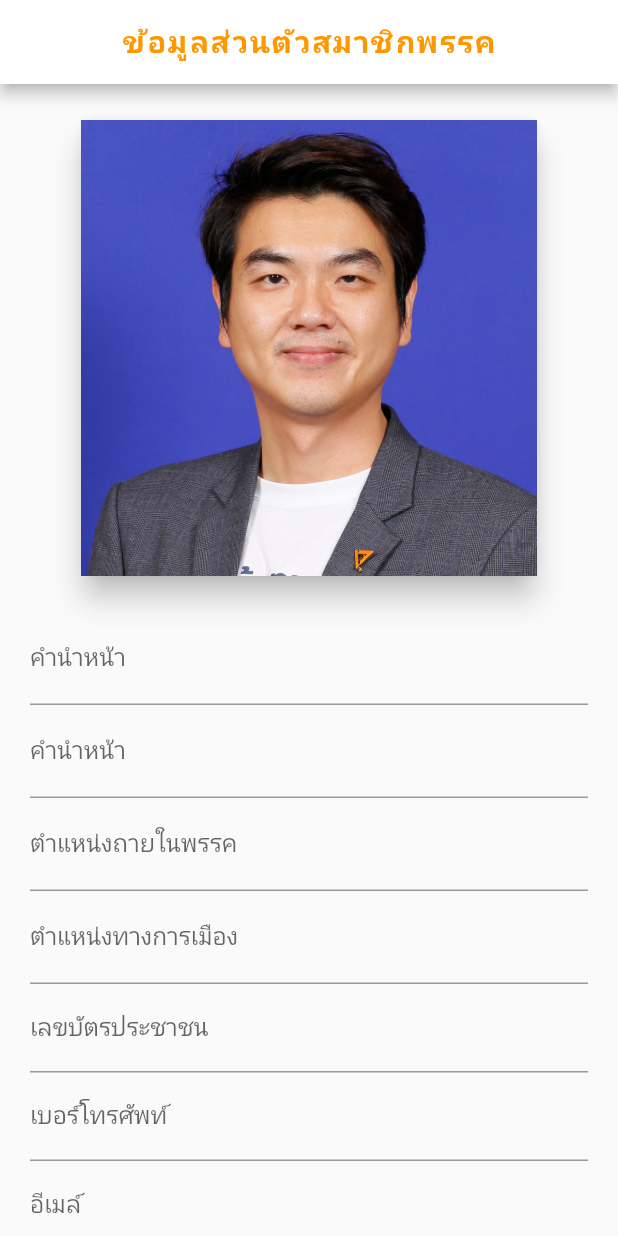
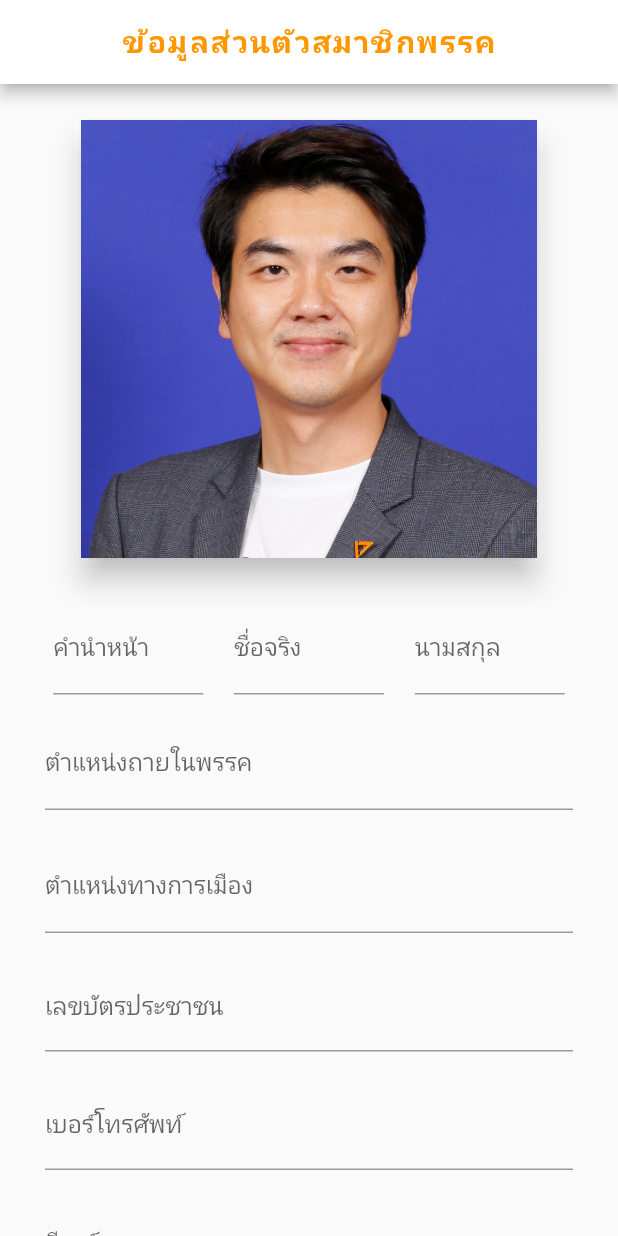
Before and after one commit to demonza10/partyapp, a Flutter app: the screen it shows after launch, on a phone screen of 412 x 824 dp. Run offline on Flutter 3.47's test engine with Material 2 defaults, Android fonts, the phone set to English and light mode, and no system bars.

Commit message:
proflie2

```diff
--- a/lib/profile/screen/proflie_screen.dart
+++ b/lib/profile/screen/proflie_screen.dart
@@ -23,7 +23,7 @@ class Profile extends StatelessWidget {
       body: ListView(children: <Widget>[
         ImageProfile(),
         NameUser(),
-        QrCode(),
+        Container(child: QrCode()),
         ButtonEdit(),
       ]),
     );
--- a/lib/profile/widgets/button.dart
+++ b/lib/profile/widgets/button.dart
@@ -6,6 +6,7 @@ class ButtonEdit extends StatelessWidget {
   Widget build(BuildContext context) {
     return Center(
       child: Container(
+          margin: EdgeInsets.only(top: 5.0, bottom: 10.0),
           child: RaisedButton(
             onPressed: () => {},
             color: Colors.orange,
--- a/lib/profile/widgets/img_profile.dart
+++ b/lib/profile/widgets/img_profile.dart
@@ -14,11 +14,14 @@ class ImageProfile extends StatelessWidget {
         right: 50.0,
         left: 50.0,
       ),
+      width: 50.0,
+      height: 300.0,
+      decoration: BoxDecoration(
+        borderRadius: BorderRadius.all(Radius.circular(8.0)),
+        color: Colors.white,
+      ),
       child: Card(
         elevation: 8,
-        shape: RoundedRectangleBorder(
-          borderRadius: BorderRadius.circular(12.0),
-        ),
         child: Image.asset(
           "assets/profile1.jpg",
           fit: BoxFit.cover,
@@ -27,3 +30,8 @@ class ImageProfile extends StatelessWidget {
     );
   }
 }
+// margin: EdgeInsets.only(
+//   top: 20.0,
+//   right: 50.0,
+//   left: 50.0,
+// ),
--- a/lib/profile/widgets/name_user.dart
+++ b/lib/profile/widgets/name_user.dart
@@ -2,7 +2,7 @@ import 'package:flutter/cupertino.dart';
 import 'package:flutter/material.dart';
 
 class NameUser extends StatelessWidget {
-  Widget nameField() {
+  Widget prefix() {
     return TextFormField(
       decoration: InputDecoration(
         labelText: 'คำนำหน้า',
@@ -13,7 +13,13 @@ class NameUser extends StatelessWidget {
 
   Widget name() {
     return TextFormField(
-      decoration: InputDecoration(labelText: 'คำนำหน้า', hintText: 'นาย'),
+      decoration: InputDecoration(labelText: 'ชื่อจริง', hintText: 'ชื่อจริง'),
+    );
+  }
+
+  Widget lastname() {
+    return TextFormField(
+      decoration: InputDecoration(labelText: 'นามสกุล', hintText: 'นามสกุล'),
     );
   }
 
@@ -62,11 +68,29 @@ class NameUser extends StatelessWidget {
     );
   }
 
-  Widget birthdar() {
+  Widget day() {
     return TextFormField(
       decoration: InputDecoration(
-        labelText: 'วันเดือนปีเกิด',
-        hintText: '-----',
+        labelText: 'วัน',
+        hintText: '01',
+      ),
+    );
+  }
+
+  Widget month() {
+    return TextFormField(
+      decoration: InputDecoration(
+        labelText: 'เดือน',
+        hintText: '01',
+      ),
+    );
+  }
+
+  Widget year() {
+    return TextFormField(
+      decoration: InputDecoration(
+        labelText: 'ปี',
+        hintText: '2563',
       ),
     );
   }
@@ -96,16 +120,44 @@ class NameUser extends StatelessWidget {
       child: Form(
         child: Column(
           children: <Widget>[
-            nameField(),
-            name(),
-            standing(),
-            standingparty(),
-            cardnumber(),
-            phonenumber(),
-            email(),
-            birthdar(),
-            membernumber(),
-            status(),
+            Row(
+              mainAxisAlignment: MainAxisAlignment.spaceEvenly,
+              children: [
+                Container(
+                  margin: EdgeInsets.all(5.0),
+                  width: 100.0,
+                  child: prefix(),
+                ),
+                Container(
+                  margin: EdgeInsets.all(5.0),
+                  width: 100.0,
+                  child: name(),
+                ),
+                Container(
+                  margin: EdgeInsets.all(5.0),
+                  width: 100.0,
+                  child: lastname(),
+                ),
+              ],
+            ),
+            Container(margin: EdgeInsets.all(10.0), child: standing()),
+            Container(margin: EdgeInsets.all(10.0), child: standingparty()),
+            Container(margin: EdgeInsets.all(10.0), child: cardnumber()),
+            Container(margin: EdgeInsets.all(10.0), child: phonenumber()),
+            Container(margin: EdgeInsets.all(10.0), child: email()),
+            Row(
+              mainAxisAlignment: MainAxisAlignment.spaceEvenly,
+              children: [
+                Container(
+                    margin: EdgeInsets.all(5.0), width: 100.0, child: day()),
+                Container(
+                    margin: EdgeInsets.all(5.0), width: 100.0, child: month()),
+                Container(
+                    margin: EdgeInsets.all(5.0), width: 100.0, child: year()),
+              ],
+            ),
+            Container(margin: EdgeInsets.all(10.0), child: membernumber()),
+            Container(margin: EdgeInsets.all(10.0), child: status()),
           ],
         ),
       ),
```
Lines whose indentation alone changed are shown as unchanged.
